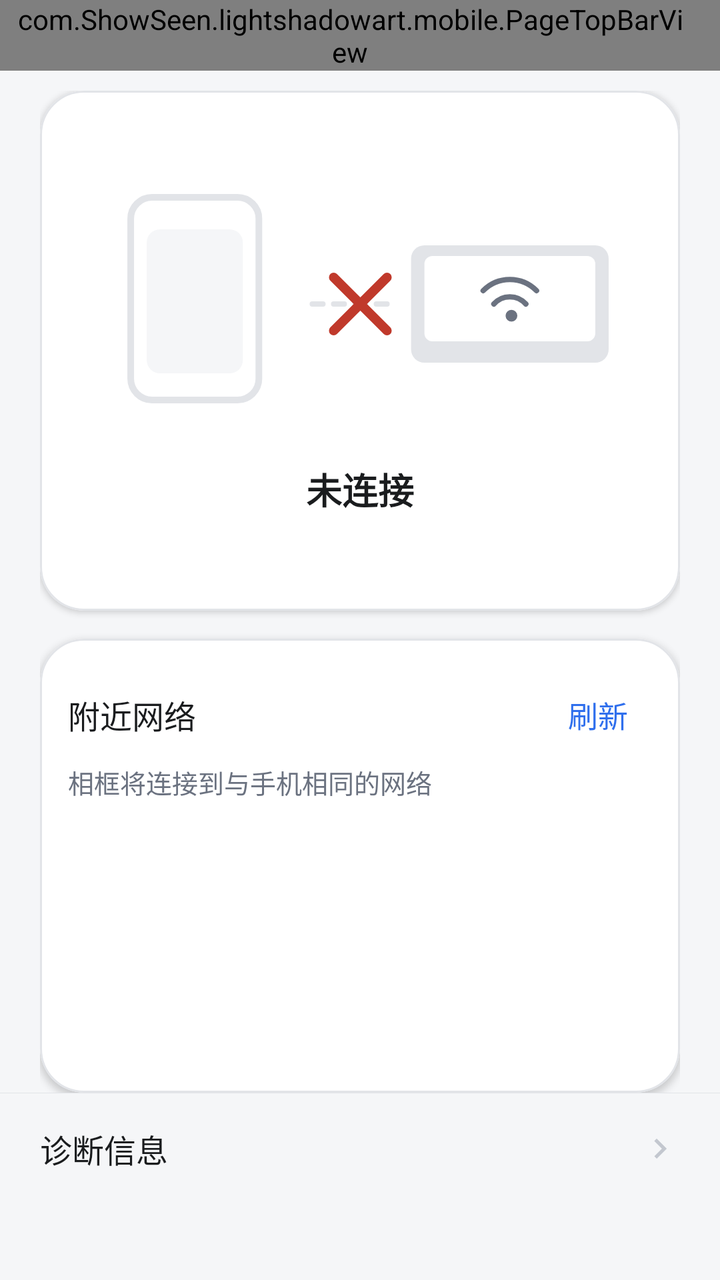
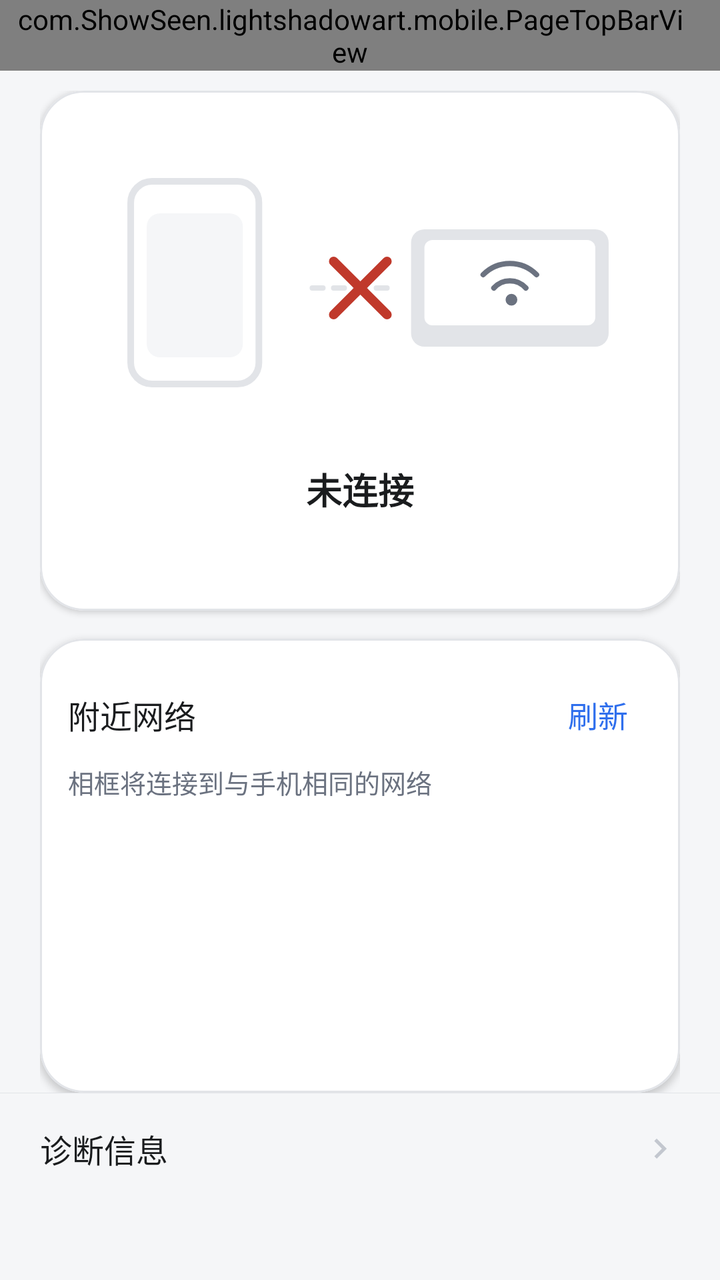

Screens rendered from an Android XML layout before and after an edit, with the pre-edit source and the edit as a unified diff.
<!-- AndroidManifest.xml: application theme Theme.LightShadowArtPhone -->
<!-- res/layout/activity_network.xml -->
<?xml version="1.0" encoding="utf-8"?>
<LinearLayout xmlns:android="http://schemas.android.com/apk/res/android"
    xmlns:app="http://schemas.android.com/apk/res-auto"
    android:layout_width="match_parent"
    android:layout_height="match_parent"
    android:background="@color/app_bg"
    android:orientation="vertical">

    <com.ShowSeen.lightshadowart.mobile.PageTopBarView
        android:id="@+id/network_top_bar"
        android:layout_width="match_parent"
        android:layout_height="wrap_content"
        android:paddingStart="8dp"
        android:paddingEnd="@dimen/card_padding" />

    <LinearLayout
        android:layout_width="match_parent"
        android:layout_height="0dp"
        android:layout_weight="1"
        android:orientation="vertical"
        android:paddingStart="@dimen/page_horizontal_padding"
        android:paddingTop="@dimen/item_gap"
        android:paddingEnd="@dimen/page_horizontal_padding">

        
        <com.google.android.material.card.MaterialCardView
            style="@style/SurfaceCard"
            android:layout_width="match_parent"
            android:layout_height="@dimen/network_state_card_height">

            <LinearLayout
                android:layout_width="match_parent"
                android:layout_height="match_parent"
                android:gravity="center_horizontal|center_vertical"
                android:orientation="vertical"
                android:paddingStart="@dimen/card_padding_compact"
                android:paddingTop="@dimen/network_state_card_vertical_padding"
                android:paddingEnd="@dimen/card_padding_compact"
                android:paddingBottom="@dimen/network_state_card_vertical_padding">

                
                <ImageView
                    android:id="@+id/iv_network_illustration"
                    android:layout_width="match_parent"
                    android:layout_height="@dimen/network_illustration_height"
                    android:contentDescription="@null"
                    android:scaleType="centerInside"
                    android:src="@drawable/ic_network_link_off" />

                <TextView
                    android:id="@+id/tv_network_state"
                    style="@style/Text.TitleMedium"
                    android:layout_width="wrap_content"
                    android:layout_height="wrap_content"
                    android:layout_marginTop="4dp"
                    android:gravity="center"
                    android:text="@string/network_state_disconnected" />

                <TextView
                    android:id="@+id/tv_network_device"
                    style="@style/Text.Body"
                    android:layout_width="match_parent"
                    android:layout_height="wrap_content"
                    android:layout_marginTop="2dp"
                    android:ellipsize="middle"
                    android:gravity="center"
                    android:maxLines="1"
                    android:visibility="gone" />

                <TextView
                    android:id="@+id/tv_network_note"
                    style="@style/Text.Hint"
                    android:layout_width="match_parent"
                    android:layout_height="wrap_content"
                    android:layout_marginTop="4dp"
                    android:gravity="center" />
            </LinearLayout>
        </com.google.android.material.card.MaterialCardView>

        
        <com.google.android.material.card.MaterialCardView
            style="@style/SurfaceCard"
            android:layout_width="match_parent"
            android:layout_height="0dp"
            android:layout_marginTop="@dimen/section_gap"
            android:layout_weight="1">

            <LinearLayout
                android:layout_width="match_parent"
                android:layout_height="match_parent"
                android:orientation="vertical"
                android:paddingStart="@dimen/card_padding_compact"
                android:paddingTop="@dimen/card_padding_compact"
                android:paddingEnd="@dimen/card_padding_compact"
                android:paddingBottom="6dp">

                <LinearLayout
                    android:layout_width="match_parent"
                    android:layout_height="wrap_content"
                    android:gravity="center_vertical"
                    android:orientation="horizontal">

                    <TextView
                        style="@style/Text.RowTitle"
                        android:layout_width="0dp"
                        android:layout_height="wrap_content"
                        android:layout_weight="1"
                        android:text="@string/network_nearby_title" />

                    <TextView
                        android:id="@+id/btn_network_refresh"
                        style="@style/Text.Body"
                        android:layout_width="wrap_content"
                        android:layout_height="wrap_content"
                        android:gravity="center"
                        android:minWidth="48dp"
                        android:minHeight="48dp"
                        android:paddingStart="12dp"
                        android:paddingEnd="12dp"
                        android:text="@string/network_refresh"
                        android:textColor="@color/primary_blue" />
                </LinearLayout>

                <TextView
                    style="@style/Text.Hint"
                    android:layout_width="match_parent"
                    android:layout_height="wrap_content"
                    android:text="@string/network_nearby_hint" />

                <TextView
                    android:id="@+id/tv_network_list_hint"
                    style="@style/Text.Hint"
                    android:layout_width="match_parent"
                    android:layout_height="wrap_content"
                    android:layout_marginTop="6dp"
                    android:visibility="gone" />

                <ScrollView
                    android:id="@+id/scroll_networks"
                    android:layout_width="match_parent"
                    android:layout_height="0dp"
                    android:layout_marginTop="2dp"
                    android:layout_weight="1"
                    android:fadeScrollbars="false"
                    android:fillViewport="true"
                    android:scrollbarStyle="insideOverlay"
                    android:scrollbars="vertical">

                    <LinearLayout
                        android:id="@+id/list_networks"
                        android:layout_width="match_parent"
                        android:layout_height="wrap_content"
                        android:orientation="vertical" />
                </ScrollView>
            </LinearLayout>
        </com.google.android.material.card.MaterialCardView>
    </LinearLayout>

    
    <View
        android:layout_width="match_parent"
        android:layout_height="1px"
        android:background="@color/divider_stroke" />

    <LinearLayout
        android:id="@+id/row_network_diagnostics"
        style="@style/Settings.Row.Clickable"
        android:layout_width="match_parent"
        android:layout_height="wrap_content"
        android:layout_marginBottom="@dimen/network_bottom_bar_margin_bottom"
        android:paddingStart="@dimen/page_horizontal_padding"
        android:paddingTop="@dimen/network_bottom_bar_top_padding"
        android:paddingEnd="@dimen/page_horizontal_padding"
        android:paddingBottom="@dimen/network_bottom_bar_bottom_padding">

        <TextView
            style="@style/Text.RowTitle"
            android:layout_width="0dp"
            android:layout_height="wrap_content"
            android:layout_weight="1"
            android:text="@string/network_diagnostics_title" />

        <ImageView
            android:layout_width="20dp"
            android:layout_height="20dp"
            android:contentDescription="@null"
            android:src="@drawable/ic_chevron_right" />
    </LinearLayout>
</LinearLayout>
<!-- resources referenced by this layout -->
<resources>
  <color name="app_bg">#F5F6F8</color>
  <color name="divider_stroke">#E2E4E8</color>
  <color name="primary_blue">#2F6FED</color>
  <dimen name="card_padding">18dp</dimen>
  <dimen name="card_padding_compact">14dp</dimen>
  <dimen name="item_gap">10dp</dimen>
  <dimen name="network_bottom_bar_bottom_padding">24dp</dimen>
  <dimen name="network_bottom_bar_margin_bottom">30dp</dimen>
  <dimen name="network_bottom_bar_top_padding">16dp</dimen>
  <dimen name="network_illustration_height">156dp</dimen>
  <dimen name="network_state_card_height">260dp</dimen>
  <dimen name="network_state_card_vertical_padding">16dp</dimen>
  <dimen name="page_horizontal_padding">20dp</dimen>
  <dimen name="section_gap">14dp</dimen>
  <!-- drawable ic_chevron_right (drawable) -->
  <?xml version="1.0" encoding="utf-8"?>
  <vector xmlns:android="http://schemas.android.com/apk/res/android"
      android:width="20dp"
      android:height="20dp"
      android:viewportWidth="24"
      android:viewportHeight="24">
      <path
          android:fillColor="@color/icon_muted"
          android:pathData="M10,6L8.59,7.41 13.17,12l-4.58,4.59L10,18l6,-6z" />
  </vector>
  <string name="network_diagnostics_title">诊断信息</string>
  <string name="network_nearby_hint">相框将连接到与手机相同的网络</string>
  <string name="network_nearby_title">附近网络</string>
  <string name="network_refresh">刷新</string>
  <string name="network_state_disconnected">未连接</string>
  <style name="Settings.Row.Clickable" parent="Settings.Row">
          <item name="android:clickable">true</item>
          <item name="android:focusable">true</item>
          <item name="android:background">?attr/selectableItemBackground</item>
      </style>
  <style name="SurfaceCard" parent="Widget.Material3.CardView.Elevated">
          <item name="cardBackgroundColor">@color/card_bg</item>
          <item name="cardCornerRadius">@dimen/corner_large</item>
          <item name="cardElevation">@dimen/card_elevation</item>
          <item name="strokeColor">@color/divider_stroke</item>
          <item name="strokeWidth">@dimen/divider_width</item>
      </style>
  <style name="Text.Body" parent="">
          <item name="android:textColor">@color/text_primary</item>
          <item name="android:textSize">@dimen/text_body</item>
          <item name="android:lineSpacingMultiplier">1.15</item>
      </style>
  <style name="Text.Hint" parent="">
          <item name="android:textColor">@color/text_secondary</item>
          <item name="android:textSize">@dimen/text_hint</item>
      </style>
  <style name="Text.RowTitle" parent="">
          <item name="android:textColor">@color/text_primary</item>
          <item name="android:textSize">@dimen/text_row_title</item>
      </style>
  <style name="Text.TitleMedium" parent="">
          <item name="android:textColor">@color/text_primary</item>
          <item name="android:textSize">@dimen/text_title_medium</item>
          <item name="android:textStyle">bold</item>
      </style>
  <color name="icon_muted">@color/text_disabled</color>
  <color name="card_bg">#FFFFFF</color>
  <color name="text_secondary">#6B7280</color>
  <color name="status_destructive">#C0392B</color>
  <dimen name="corner_large">22dp</dimen>
  <dimen name="card_elevation">2dp</dimen>
  <dimen name="divider_width">1dp</dimen>
  <color name="text_primary">#1A1C1E</color>
  <dimen name="text_body">15sp</dimen>
  <dimen name="text_hint">13sp</dimen>
  <dimen name="text_row_title">16sp</dimen>
  <dimen name="text_title_medium">18sp</dimen>
  <color name="on_primary">#FFFFFF</color>
  <color name="primary_soft">#E9EFFD</color>
  <color name="card_tint">#F5F6F8</color>
  <color name="text_disabled">#C3C7CF</color>
  <!-- unchanged entries left out for length: 3 -->
</resources>

<!-- the commit's change to res/layout/activity_network.xml (unified diff, before → after) -->
@@ -45,7 +45,8 @@
                     android:layout_height="@dimen/network_illustration_height"
                     android:contentDescription="@null"
                     android:scaleType="centerInside"
-                    android:src="@drawable/ic_network_link_off" />
+                    android:src="@drawable/ic_network_link_off"
+                    android:translationY="-8dp" />
 
                 <TextView
                     android:id="@+id/tv_network_state"
